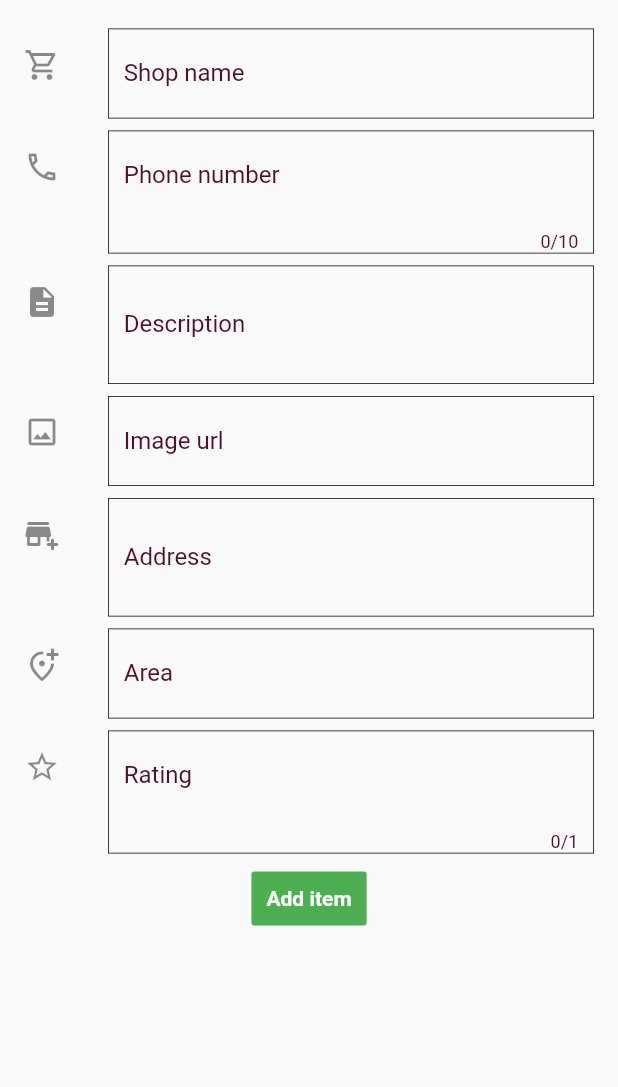
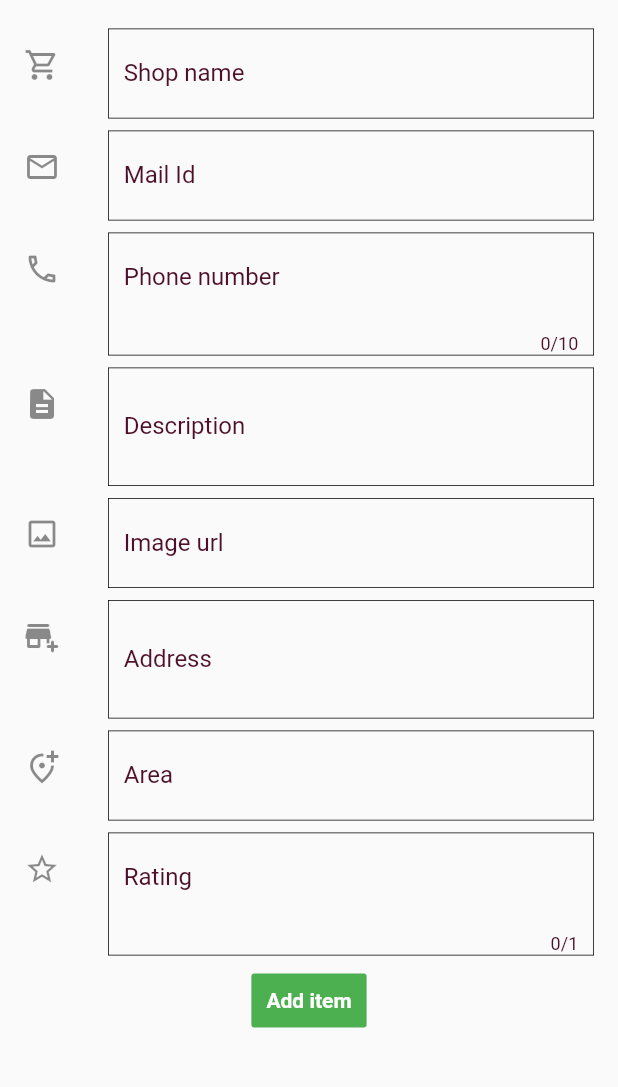
Before and after one commit to riyasm449/sporto, a Flutter app: the AddShop screen opened by its route, on a phone screen of 412 x 824 dp, the part 84-1171 px from its top. Run offline on Flutter 3.47's test engine with Material 2 defaults, Android fonts, the phone set to English and light mode, and no system bars; our stand-ins replace cloud_firestore, firebase_auth, firebase_core, webview_flutter; missing offline and left inert: flutter_shimmer, mailer; accounts and stored records are empty; network calls fail; Roboto replaces fonts that are missing (Helvetica).

Commit message:
dev riyas

```diff
--- a/lib/models/shop.dart
+++ b/lib/models/shop.dart
@@ -5,19 +5,22 @@ class ShopDetails {
   final String address;
   final String area;
   final String description;
-
   final String contactNumber;
+  final String mailId;
   final num rating;
+  final String sportsOffered;
 
   ShopDetails(
-      {this.shopId,
+      {this.sportsOffered,
+      this.shopId,
       this.shopName,
       this.imgUrl,
       this.address,
       this.contactNumber,
       this.description,
       this.rating,
-      this.area});
+      this.area,
+      this.mailId});
 
   Map<String, dynamic> toJson(ShopDetails details) {
     return {
@@ -29,6 +32,7 @@ class ShopDetails {
       'rating': details.rating,
       'area': details.area,
       'description': details.description,
+      'sportsOffered': details.sportsOffered,
     };
   }
 
@@ -42,6 +46,8 @@ class ShopDetails {
       address: json['address'] ?? '',
       area: json['area'] ?? '',
       rating: json['rating'] ?? 0,
+      mailId: json['mail'],
+      sportsOffered: json['sportsOffered'],
     );
   }
 }
--- a/lib/views/about/add-shop.form.dart
+++ b/lib/views/about/add-shop.form.dart
@@ -21,6 +21,7 @@ class _AddShopState extends State<AddShop> {
   final areaField = TextEditingController();
   final ratingField = TextEditingController();
   final imgurlField = TextEditingController();
+  final mailField = TextEditingController();
 
   @override
   Widget build(BuildContext context) {
@@ -50,6 +51,22 @@ class _AddShopState extends State<AddShop> {
                     decoration: InputDecoration(
                       border: InputBorder.none,
                       labelText: 'Shop name',
+                    ),
+                  ),
+                ),
+              ),
+              ListTile(
+                leading: Icon(
+                  Icons.mail_outline,
+                ),
+                title: Container(
+                  padding: EdgeInsets.only(right: 10, left: 10),
+                  decoration: BoxDecoration(border: Border.all(width: .5)),
+                  child: TextField(
+                    controller: mailField,
+                    decoration: InputDecoration(
+                      border: InputBorder.none,
+                      labelText: 'Mail Id',
                     ),
                   ),
                 ),
@@ -199,6 +216,7 @@ class _AddShopState extends State<AddShop> {
             description: descriptionField.text,
             contactNumber: phoneField.text,
             imgUrl: imgurlField.text,
+            mailId: mailField.text,
             area: areaField.text);
         await FirebaseFirestore.instance
             .collection(widget.prefrerred ? 'preferredShops' : 'shops')
--- a/pubspec.yaml
+++ b/pubspec.yaml
@@ -31,10 +31,10 @@ dependencies:
   cloud_firestore: any
   cupertino_icons: ^1.0.2
   newsapi: ^1.0.9
-  dio: any
   http: ^0.12.0+4
   webview_flutter: ^2.0.4
   flutter_launcher_icons: "^0.9.0"
+  mailer: any
 
 flutter_icons:
   image_path: "assets/images/icon.png"
```
Also changed, not shown: lib/views/description-page/description-page.dart (+123 -23 lines), lib/views/shop-list/prefered-shop.dart (+3 -11 lines), lib/views/shop-list/shop-list-widget.dart (+3 -4 lines), lib/views/shop-list/shop-list.dart (+5 -16 lines), pubspec.lock, 1 other file.
